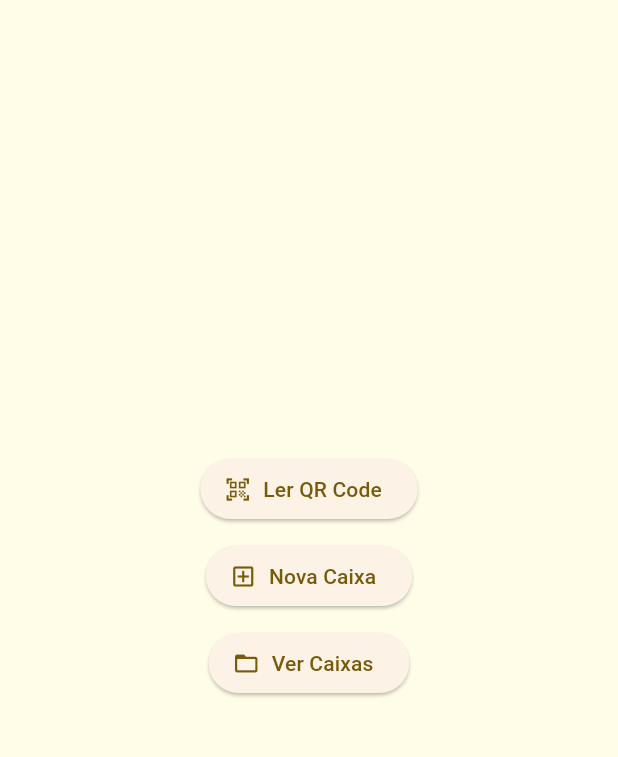
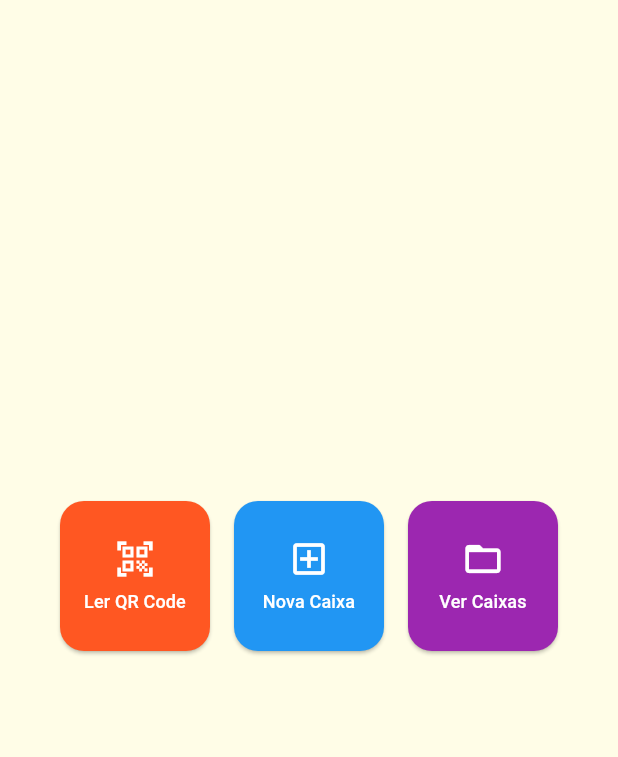
Before and after one commit to yagoalvess/beecontrol, a Flutter app: the screen it shows after launch, on a phone screen of 412 x 824 dp, the part 84-841 px from its top. Run offline on Flutter 3.47's test engine with Material 3 defaults, Android fonts, the phone set to English and light mode, and no system bars; our stand-ins replace qr_flutter, share_plus, shared_preferences; missing offline and left inert: mobile_scanner.

Commit message:
melhoria visual na home

```diff
--- a/lib/screens/home_screen.dart
+++ b/lib/screens/home_screen.dart
@@ -7,14 +7,13 @@ import 'package:abelhas/services/historico_service.dart';
 class HomeScreen extends StatelessWidget {
   const HomeScreen({super.key});
 
-  // PASSO 1: Modificar _navegarParaCaixa
   void _navegarParaCaixa(BuildContext context, String caixaId, String localRealDaCaixa) {
     Navigator.push(
       context,
       MaterialPageRoute(
         builder: (context) => CaixaScreen(
           caixaId: caixaId,
-          localCaixa: localRealDaCaixa, // Usa o local recebido
+          localCaixa: localRealDaCaixa,
         ),
       ),
     );
@@ -93,13 +92,11 @@ class HomeScreen extends StatelessWidget {
           final String id = caixaData['id'] ?? 'ID Desconhecido';
           final String local = caixaData['local']?.isNotEmpty == true ? caixaData['local']! : 'Local Desconhecido';
 
-
           return ListTile(
             title: Text('Caixa: $id'),
             subtitle: Text('Local: $local'),
             onTap: () {
               Navigator.pop(context);
-              // PASSO 2: Corrigir chamada aqui
               _navegarParaCaixa(context, id, local);
             },
           );
@@ -108,11 +105,10 @@ class HomeScreen extends StatelessWidget {
     );
   }
 
-  // PASSO 3: Corrigir _lerQRCode
   void _lerQRCode(BuildContext context) async {
     final codigoLido = await Navigator.push<String?>(
       context,
-      MaterialPageRoute(builder: (context) => const ScannerScreen()), // Use const
+      MaterialPageRoute(builder: (context) => const ScannerScreen()),
     );
 
     if (codigoLido != null && codigoLido.isNotEmpty && context.mounted) {
@@ -140,38 +136,62 @@ class HomeScreen extends StatelessWidget {
 
   @override
   Widget build(BuildContext context) {
-    // ... seu build method permanece o mesmo
+    final List<_MenuItem> menuItens = [
+      _MenuItem("Ler QR Code", Icons.qr_code_scanner, Colors.deepOrange, () => _lerQRCode(context)),
+      _MenuItem("Nova Caixa", Icons.add_box_outlined, Colors.blue, () => _criarNovaCaixa(context)),
+      _MenuItem("Ver Caixas", Icons.folder_open_outlined, Colors.purple, () => _verCaixasSalvas(context)),
+    ];
+
     return Scaffold(
       appBar: AppBar(title: const Text('BeeControl')),
       body: Center(
-        child: Column(
-          mainAxisAlignment: MainAxisAlignment.center,
-          children: [
-            ElevatedButton.icon(
-              icon: const Icon(Icons.qr_code_scanner),
-              label: const Text('Ler QR Code'),
-              onPressed: () => _lerQRCode(context),
-            ),
-            const SizedBox(height: 10),
-            ElevatedButton.icon(
-              icon: const Icon(Icons.add_box_outlined),
-              label: const Text('Nova Caixa'),
-              onPressed: () => _criarNovaCaixa(context),
-            ),
-            const SizedBox(height: 10),
-            ElevatedButton.icon(
-              icon: const Icon(Icons.folder_open_outlined),
-              label: const Text('Ver Caixas'),
-              onPressed: () => _verCaixasSalvas(context),
-            ),
-          ],
+        child: Wrap(
+          alignment: WrapAlignment.center,
+          spacing: 16,
+          runSpacing: 16,
+          children: menuItens.map((item) {
+            return SizedBox(
+              width: 100,
+              height: 100,
+              child: ElevatedButton(
+                onPressed: item.acao,
+                style: ElevatedButton.styleFrom(
+                  backgroundColor: item.cor,
+                  shape: RoundedRectangleBorder(
+                    borderRadius: BorderRadius.circular(16),
+                  ),
+                  padding: const EdgeInsets.all(8),
+                ),
+                child: Column(
+                  mainAxisAlignment: MainAxisAlignment.center,
+                  children: [
+                    Icon(item.icone, size: 28, color: Colors.white),
+                    const SizedBox(height: 6),
+                    Text(
+                      item.titulo,
+                      textAlign: TextAlign.center,
+                      style: const TextStyle(fontSize: 12, color: Colors.white),
+                    ),
+                  ],
+                ),
+              ),
+            );
+          }).toList(),
         ),
       ),
     );
   }
 }
 
-// ... Sua classe ScannerScreen permanece a mesma
+class _MenuItem {
+  final String titulo;
+  final IconData icone;
+  final Color cor;
+  final VoidCallback acao;
+
+  _MenuItem(this.titulo, this.icone, this.cor, this.acao);
+}
+
 class ScannerScreen extends StatefulWidget {
   const ScannerScreen({super.key});
 
```
